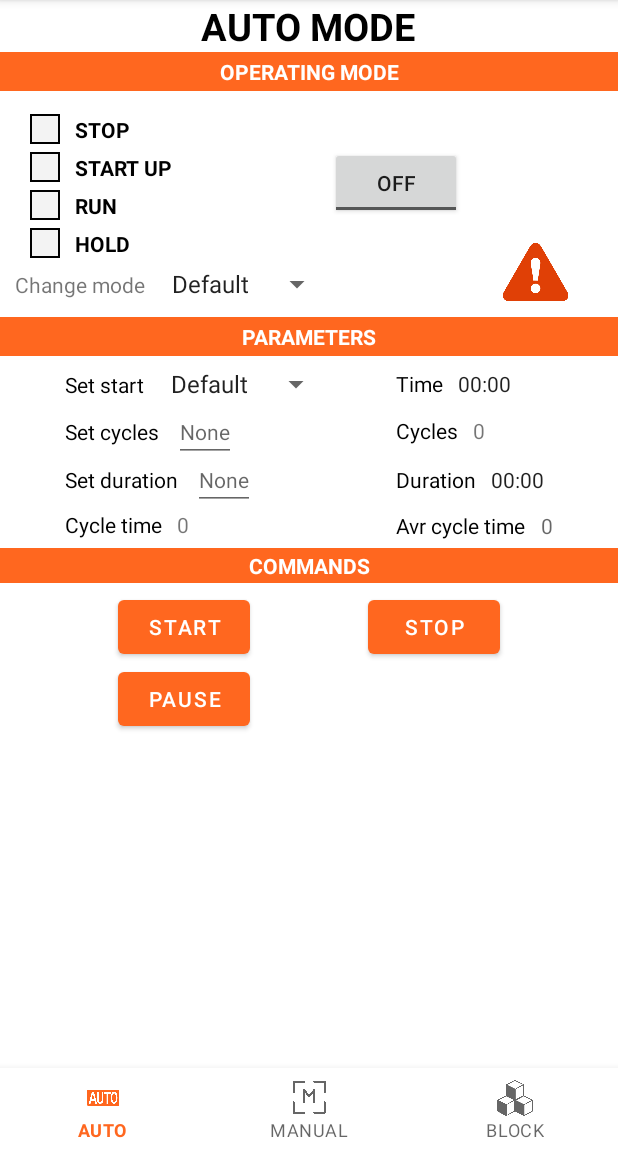
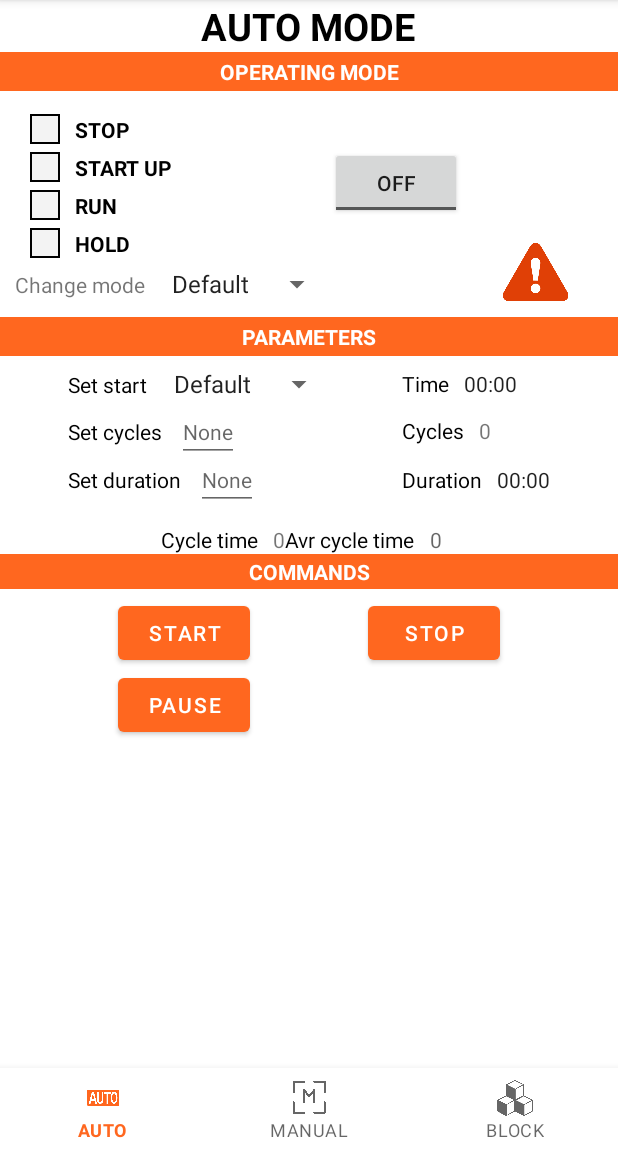
Before and after one commit to Anna-Surma/BEng-Thesis, an Android app: the AutoFragment screen opened through its navigation route, on a phone screen of 412 x 824 dp, the part 84-1236 px from its top. Run offline under Robolectric (Android 15) with nearby library versions, the phone set to English and light mode, and no system bars; our stand-ins replace Dagger/Hilt's generated code, data binding, navigation-ui; network calls fail.

Commit message:
Fix average cycles

```diff
--- a/app/src/main/res/layout/fragment_auto.xml
+++ b/app/src/main/res/layout/fragment_auto.xml
@@ -38,6 +38,7 @@
                 android:textStyle="bold" />
 
             <androidx.constraintlayout.widget.ConstraintLayout
+                android:id="@+id/clFirst"
                 android:layout_width="match_parent"
                 android:layout_height="wrap_content"
                 android:orientation="horizontal">
@@ -97,7 +98,6 @@
                             android:textSize="@dimen/params_text_size"
                             android:textColor="@color/black"
                             android:text="@={gripperViewModel.setCycles}"
-                            android:importantForAutofill="no"
                             android:inputType="numberDecimal"/>
 
                     </LinearLayout>
@@ -125,33 +125,7 @@
                             android:hint="@string/none_hint"
                             android:textSize="@dimen/params_text_size"
                             android:text="@={gripperViewModel.setCycles}"
-                            android:importantForAutofill="no"
                             android:inputType="numberDecimal"/>
-
-                    </LinearLayout>
-
-                    <LinearLayout
-                        android:layout_width="wrap_content"
-                        android:layout_height="wrap_content"
-                        android:layout_marginBottom="@dimen/param_margin_bottom"
-                        android:orientation="horizontal"
-                        android:layout_marginTop="-5dp">
-
-                        <TextView
-                            android:id="@+id/tvCycleTime"
-                            android:layout_width="wrap_content"
-                            android:layout_height="wrap_content"
-                            android:text="@string/cycle_time"
-                            android:textSize="@dimen/params_text_size"
-                            android:textColor="@color/black" />
-
-                        <TextView
-                            android:id="@+id/tvCyclesTimeDisp"
-                            android:layout_width="wrap_content"
-                            android:layout_height="wrap_content"
-                            android:layout_marginStart="@dimen/params_margin_start"
-                            android:text="@{gripperViewModel.cyclesTime}"
-                            android:hint="@string/_0_hint"/>
 
                     </LinearLayout>
 
@@ -238,12 +212,48 @@
 
                     </LinearLayout>
 
+                </LinearLayout>
+            </androidx.constraintlayout.widget.ConstraintLayout>
+
+            <LinearLayout
+                android:id="@+id/llSecond2"
+                android:layout_width="match_parent"
+                android:layout_height="wrap_content"
+                android:orientation="horizontal"
+                android:layout_marginTop="3dp"
+                android:gravity="center"
+                app:layout_constraintEnd_toEndOf="parent"
+                app:layout_constraintStart_toStartOf="parent"
+                app:layout_constraintTop_toTopOf="@+id/clFirst">
+
                 <LinearLayout
                     android:layout_width="wrap_content"
                     android:layout_height="wrap_content"
-                        android:layout_marginBottom="@dimen/param_margin_bottom"
+                    android:orientation="horizontal">
+
+                    <TextView
+                        android:id="@+id/tvCycleTime"
+                        android:layout_width="wrap_content"
+                        android:layout_height="wrap_content"
+                        android:text="@string/cycle_time"
+                        android:textSize="@dimen/params_text_size"
+                        android:textColor="@color/black" />
+
+                    <TextView
+                        android:id="@+id/tvCyclesTimeDisp"
+                        android:layout_width="wrap_content"
+                        android:layout_height="wrap_content"
+                        android:layout_marginStart="@dimen/params_margin_start"
+                        android:text="@{gripperViewModel.cyclesTime}"
+                        android:hint="@string/_0_hint"/>
+
+                </LinearLayout>
+
+                <LinearLayout
+                    android:layout_width="wrap_content"
+                    android:layout_height="wrap_content"
                     android:orientation="horizontal"
-                        android:layout_marginTop="-6dp">
+                    android:layout_marginEnd="@dimen/params_margin_start">
 
                     <TextView
                         android:id="@+id/tvAvrCycleTime"
@@ -264,7 +274,7 @@
                 </LinearLayout>
 
             </LinearLayout>
-            </androidx.constraintlayout.widget.ConstraintLayout>
+
 
             <TextView
                 android:layout_width="match_parent"
```
Also changed, not shown: app/src/main/java/com/example/inzynierka_app/viewmodel/GripperViewModel.kt (+5 -3 lines), app/src/main/res/layout/fragment_manual.xml (+12 -2 lines). Lines whose indentation alone changed are shown as unchanged.
